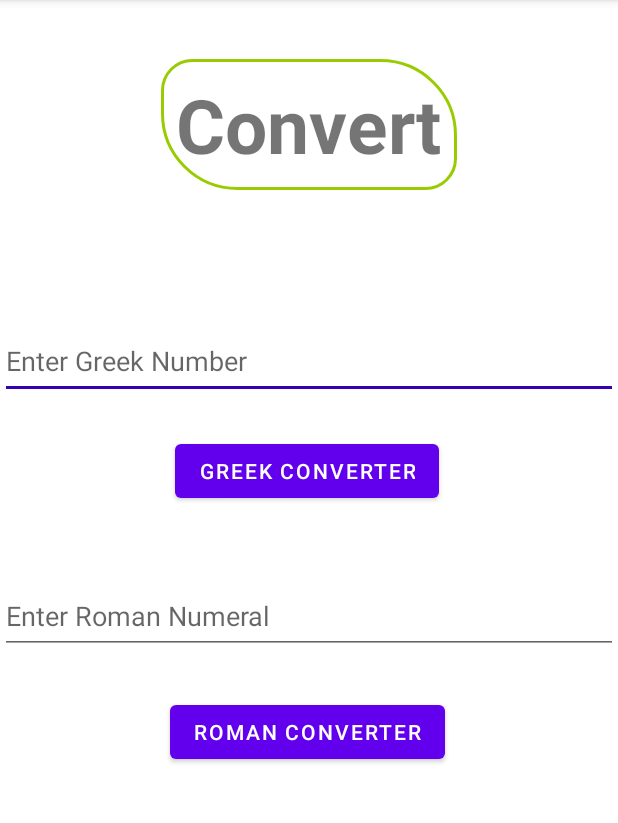
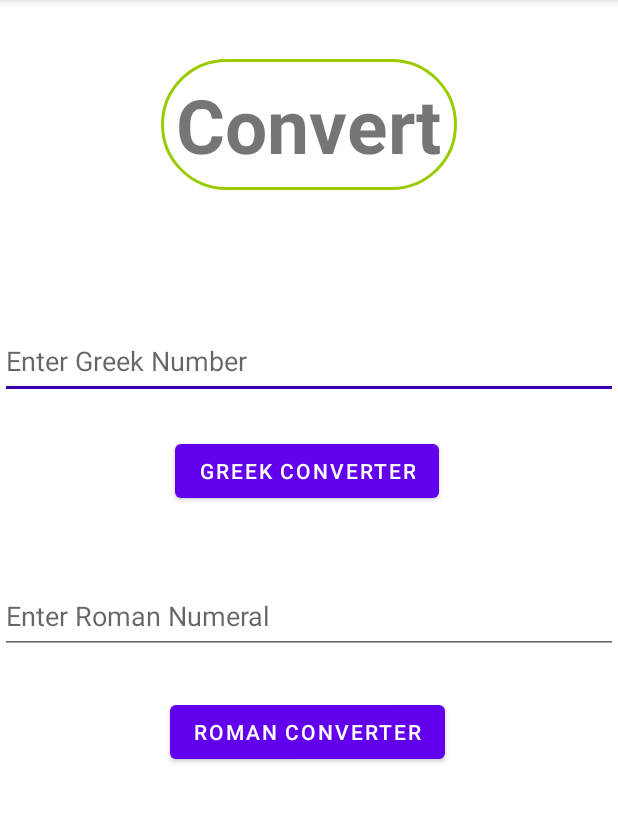
Before and after one commit to SuzetteRenteria/featureRunner, an Android app: the NumeralConverterActivity screen opened directly, with no data from a screen before it, on a phone screen of 412 x 824 dp, the part 84-907 px from its top. Run offline under Robolectric (Android 15) with nearby library versions, the phone set to English and light mode, and no system bars.

Commit message:
update converter_border.xml to more round than before

```diff
--- a/app/src/main/res/drawable/converter_border.xml
+++ b/app/src/main/res/drawable/converter_border.xml
@@ -1,9 +1,10 @@
 <?xml version="1.0" encoding="utf-8"?>
 <shape xmlns:android="http://schemas.android.com/apk/res/android">
     <corners
-        android:bottomLeftRadius="50dp"
-        android:topRightRadius="50dp"
-        android:radius="20dp"/>
+        android:bottomLeftRadius="100dp"
+        android:topRightRadius="100dp"
+        android:bottomRightRadius="100dp"
+        android:topLeftRadius="100dp"/>
     <solid
         android:color="@android:color/white"/>
     <stroke
```
